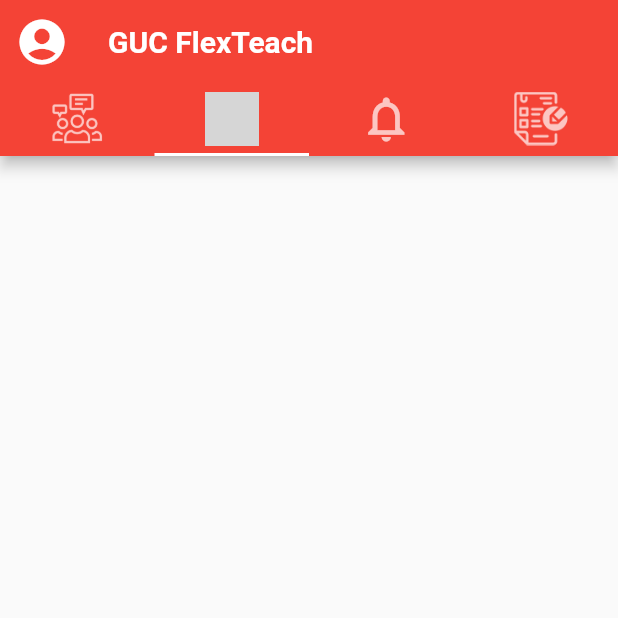
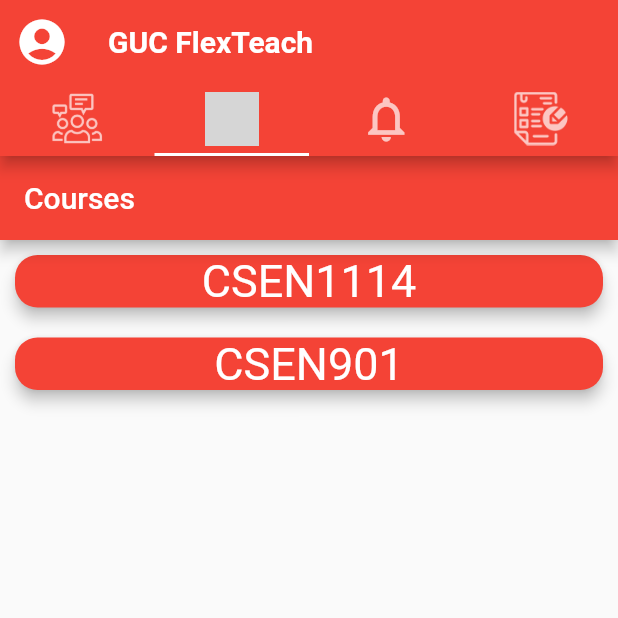
Before and after one commit to abdelrahmansweilam/GUCFlexTeach, a Flutter app: the screen it shows after launch, tab 2 chosen, on a phone screen of 412 x 824 dp, the top half of it. Run offline on Flutter 3.47's test engine with Material 2 defaults, Android fonts, the phone set to English and light mode, and no system bars; grey boxes are pictures that could not be loaded.

Commit message:
Update courses_screen.dart

```diff
--- a/lib/Routes/courses_screen.dart
+++ b/lib/Routes/courses_screen.dart
@@ -1,10 +1,71 @@
 import 'package:flutter/material.dart';
 
-class CoursesScreen extends StatelessWidget {
+class CoursesScreen extends StatefulWidget {
   const CoursesScreen({Key? key}) : super(key: key);
 
   @override
+  State<CoursesScreen> createState() => _CoursesScreenState();
+}
+
+class _CoursesScreenState extends State<CoursesScreen> {
+  var coursesList;
+
+  Future<void> getMyCourses() async {
+    // await coursesList = get from DB
+    coursesList = ["CSEN1114", "CSEN901"];
+  }
+
+  @override
+  void initState() {
+    getMyCourses();
+    super.initState();
+  }
+
+  @override
   Widget build(BuildContext context) {
-    return Container();
+    return Scaffold(
+      appBar: AppBar(
+        title: Text("Courses"),
+      ),
+      body: ListView.builder(
+        itemBuilder: (ctx, index) {
+          return CourseCard(courseName: coursesList[index]);
+        },
+        itemCount: coursesList.length,
+      ),
+    );
   }
 }
+
+class CourseCard extends StatefulWidget {
+  var courseName;
+  CourseCard({required this.courseName});
+
+  @override
+  State<CourseCard> createState() => _CourseCardState();
+}
+
+class _CourseCardState extends State<CourseCard> {
+  navigateToCourseScreen(BuildContext myContext) {
+    Navigator.of(myContext)
+        .pushNamed("/courseRoute", arguments: {"course": widget.courseName});
+  }
+
+  @override
+  Widget build(BuildContext context) {
+    return InkWell(
+      onTap: () => navigateToCourseScreen(context),
+      child: Card(
+        color: Colors.red,
+        shape: RoundedRectangleBorder(borderRadius: BorderRadius.circular(15)),
+        elevation: 4,
+        margin: EdgeInsets.all(10),
+        child: Text(widget.courseName,
+            softWrap: true,
+            overflow: TextOverflow.fade,
+            style: TextStyle(color: Colors.white, fontSize: 30),
+            textAlign: TextAlign.center),
+      ),
+    );
+  }
+}
```
